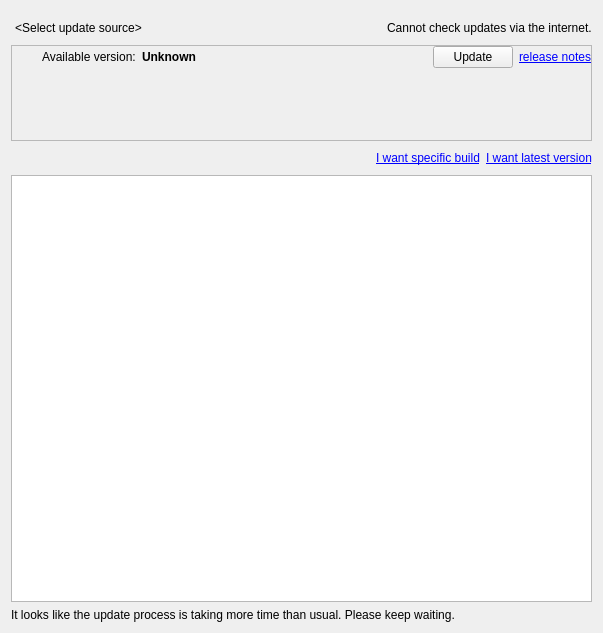
This is client/src/ui/widgets/server_updates_widget.ui in networkoptix/nx_open as Qt 5 draws it before an edit. The edited form follows.
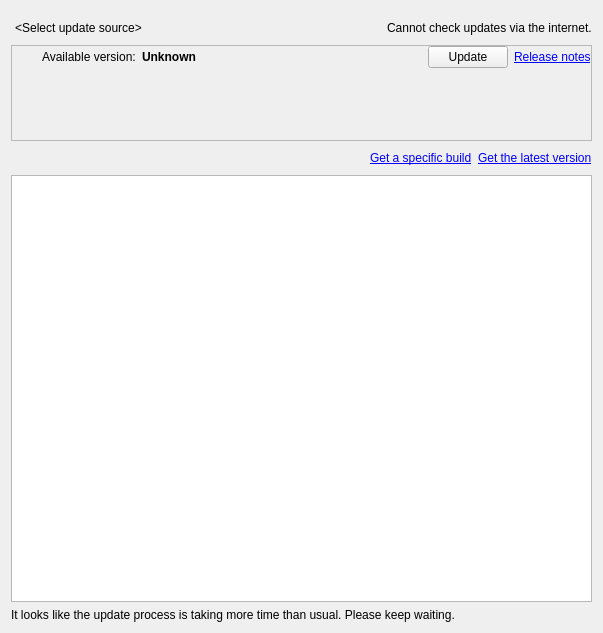
This is the edited form. Custom widgets are drawn as their Qt base class.

Commit message:
(Issue #5020) :  "Release Notes" and "I want specific build" isn't links for Russian lang...
<==== Mercurial data ====>
Branch: release_2.3_review

The edit to the form file:
```diff
--- a/client/src/ui/widgets/server_updates_widget.ui
+++ b/client/src/ui/widgets/server_updates_widget.ui
@@ -233,7 +233,7 @@
             <item>
              <widget class="QLabel" name="releaseNotesLabel">
               <property name="text">
-               <string>&lt;a href='notes'&gt;release notes&lt;/a&gt;</string>
+               <string notr="true" extracomment="Text should not be translatable, set from cpp">&lt;a href='notes'&gt;Release notes&lt;/a&gt;</string>
               </property>
              </widget>
             </item>
@@ -441,14 +441,14 @@
        <item>
         <widget class="QLabel" name="specificBuildLabel">
          <property name="text">
-          <string>&lt;a href='spec'&gt;I want specific build&lt;/a&gt;</string>
+          <string notr="true" extracomment="Text should not be translatable, set from cpp">&lt;a href='spec'&gt;Get a specific build&lt;/a&gt;</string>
          </property>
         </widget>
        </item>
        <item>
         <widget class="QLabel" name="latestBuildLabel">
          <property name="text">
-          <string>&lt;a href='latest'&gt;I want latest version&lt;/a&gt;</string>
+          <string notr="true" extracomment="Text should not be translatable, set from cpp">&lt;a href='latest'&gt;Get the latest version&lt;/a&gt;</string>
          </property>
         </widget>
        </item>
```
Left out of the diff: 101 changed lines with no effect on the pictures. The commit also changes 8 other files.
